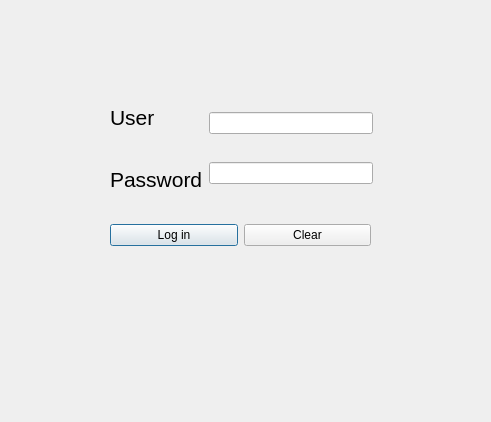
First picture: the form in login.ui, repository Ling2251/CS1C-Bulk-Club-Project, before the edit.
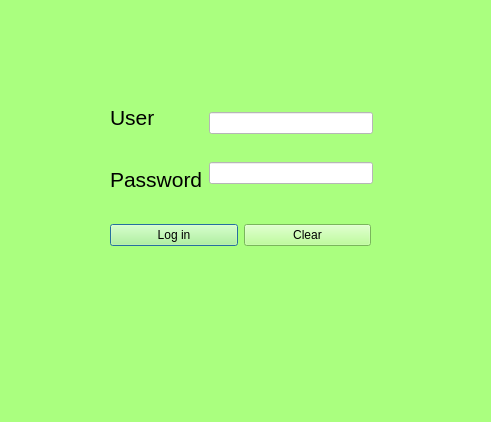
Second picture: the form after the edit. Icons and pictures are not drawn.

Diff of the .ui file:
```diff
--- a/login.ui
+++ b/login.ui
@@ -13,6 +13,10 @@
   <property name="windowTitle">
    <string>Dialog</string>
   </property>
+  <property name="styleSheet">
+   <string notr="true">background-color: rgb(85, 170, 255);
+background-color: rgb(170, 255, 127);</string>
+  </property>
   <widget class="QWidget" name="layoutWidget">
    <property name="geometry">
     <rect>
@@ -44,16 +48,24 @@
     <item>
      <layout class="QVBoxLayout" name="verticalLayout_2">
       <item>
-       <widget class="QLineEdit" name="UserLine"/>
+       <widget class="QLineEdit" name="UserLine">
+        <property name="styleSheet">
+         <string notr="true">background-color: rgb(255, 255, 255);</string>
+        </property>
+       </widget>
       </item>
       <item>
-       <widget class="QLineEdit" name="PasswordLine"/>
+       <widget class="QLineEdit" name="PasswordLine">
+        <property name="styleSheet">
+         <string notr="true">background-color: rgb(255, 255, 255);</string>
+        </property>
+       </widget>
       </item>
      </layout>
     </item>
    </layout>
   </widget>
-  <widget class="QWidget" name="">
+  <widget class="QWidget" name="layoutWidget">
    <property name="geometry">
     <rect>
      <x>110</x>
@@ -82,6 +94,31 @@
     </item>
    </layout>
   </widget>
+  <widget class="QLabel" name="label_loginImage">
+   <property name="geometry">
+    <rect>
+     <x>180</x>
+     <y>270</y>
+     <width>121</width>
+     <height>111</height>
+    </rect>
+   </property>
+   <property name="maximumSize">
+    <size>
+     <width>16777212</width>
+     <height>16777215</height>
+    </size>
+   </property>
+   <property name="text">
+    <string/>
+   </property>
+   <property name="pixmap">
+    <pixmap>../Desktop/key.png</pixmap>
+   </property>
+   <property name="scaledContents">
+    <bool>true</bool>
+   </property>
+  </widget>
  </widget>
  <resources/>
  <connections/>
```
